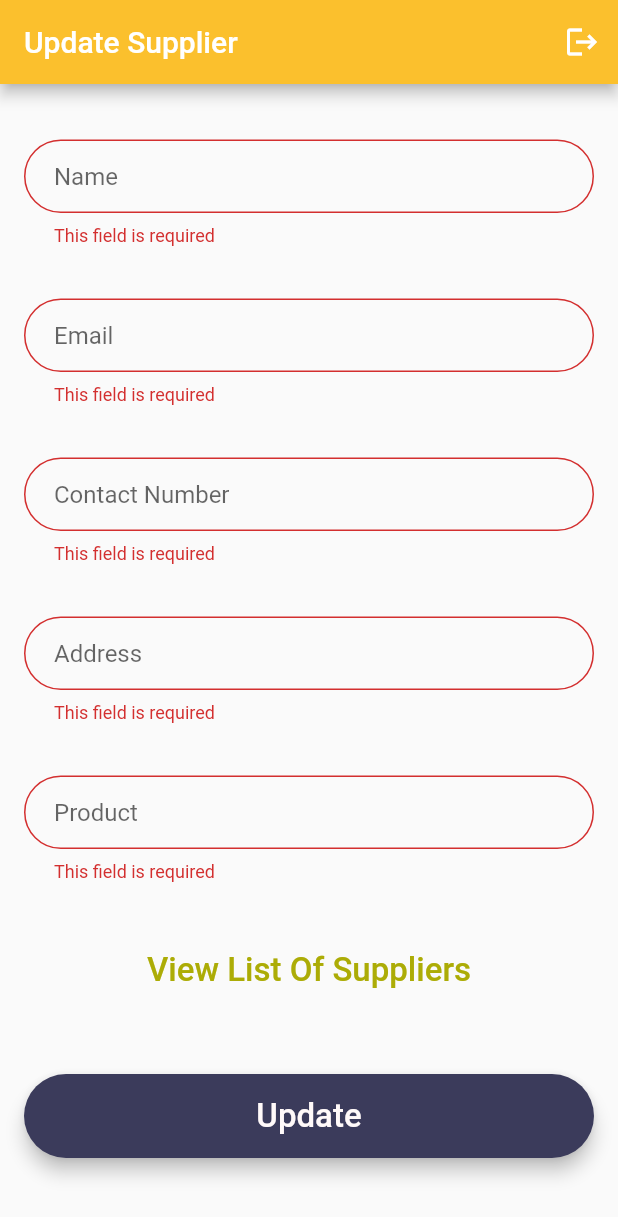
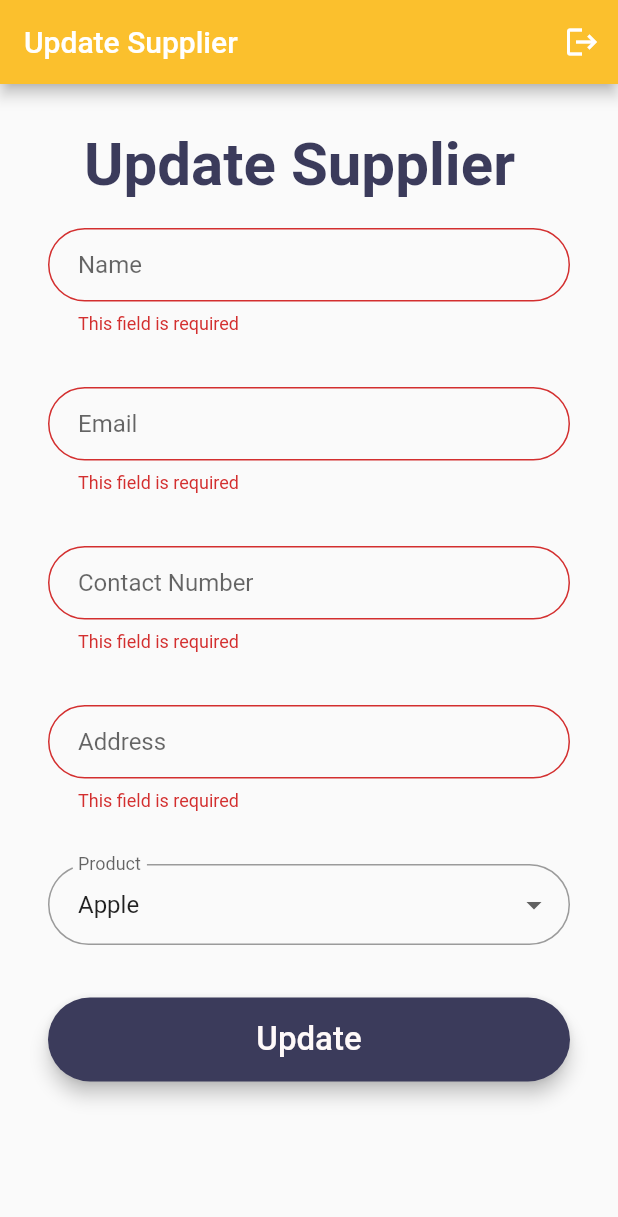
Before and after one commit to ks-nishan/warehouse-app, a Flutter app: the EditPage screen opened directly, after a tap on "Update", on a phone screen of 412 x 824 dp. Shown: the top 1217 px of the screen. Run offline on Flutter 3.47's test engine with Material 2 defaults, Android fonts, the phone set to English and light mode, and no system bars; drawn by our look-alikes of animated_text_kit; our stand-ins replace awesome_dialog, cloud_firestore, firebase_auth, firebase_core, getwidget, google_fonts and 2 more; accounts and stored records are empty; statements that could not run were skipped.

Commit message:
updated scroller anddropdown list

```diff
--- a/lib/models/dropdownoption.dart
+++ /dev/null
@@ -1,6 +0,0 @@
-class DropdownOption {
-  final String value;
-  final String display;
-
-  DropdownOption({required this.value, required this.display});
-}
--- a/lib/screens/editpage.dart
+++ b/lib/screens/editpage.dart
@@ -1,3 +1,4 @@
+import 'package:animated_text_kit/animated_text_kit.dart';
 import 'package:warehouse_app/models/supplier.dart';
 import 'package:warehouse_app/screens/listpage.dart';
 import 'package:flutter/material.dart';
@@ -19,6 +20,8 @@ class EditPage extends StatefulWidget {
 
 class _EditPage extends State<EditPage> {
   final AuthService _auth = new AuthService();
+  final prodctList = <String>['Apple', 'Banana', 'Orange'];
+  String selectedProduct = "Apple";
   final name = TextEditingController();
   final email = TextEditingController();
   final phone = TextEditingController();
@@ -120,19 +123,31 @@ class _EditPage extends State<EditPage> {
             hintText: "Address",
             border:
                 OutlineInputBorder(borderRadius: BorderRadius.circular(32.0))));
-    final productField = TextFormField(
-        controller: product,
-        autofocus: false,
+    final productField = DropdownButtonFormField<String>(
+      value: selectedProduct,
+      onChanged: (String? newValue) {
+        setState(() {
+          selectedProduct = newValue!;
+        });
+      },
       validator: (value) {
-          if (value == null || value.trim().isEmpty) {
-            return 'This field is required';
+        if (value == null || value.isEmpty) {
+          return 'Please select a product';
         }
       },
       decoration: InputDecoration(
         contentPadding: const EdgeInsets.fromLTRB(20.0, 15.0, 20.0, 15.0),
-            hintText: "Product",
-            border:
-                OutlineInputBorder(borderRadius: BorderRadius.circular(32.0))));
+        border: OutlineInputBorder(borderRadius: BorderRadius.circular(32.0)),
+        labelText: 'Product',
+        hintText: 'Please select a product',
+      ),
+      items: prodctList.map((String value) {
+        return DropdownMenuItem(
+          child: Text(value),
+          value: value,
+        );
+      }).toList(),
+    );
     final viewListbutton = TextButton(
         onPressed: () {
           Navigator.pushAndRemoveUntil<dynamic>(
@@ -166,7 +181,7 @@ class _EditPage extends State<EditPage> {
               email: email.text,
               phone: phone.text,
               address: address.text,
-              product: product.text,
+              product: selectedProduct,
               docId: docid.text,
             );
 
@@ -223,9 +238,28 @@ class _EditPage extends State<EditPage> {
             )
           ],
         ),
-      body: Column(
+        body: Container(
+          padding: EdgeInsets.only(top: 30, right: 16, left: 16),
+          child: SingleChildScrollView(
+              child: Column(
             mainAxisAlignment: MainAxisAlignment.center,
             children: [
+              SizedBox(
+                height: 50.0,
+                width: 300.0,
+                child: DefaultTextStyle(
+                  style: const TextStyle(
+                      fontSize: 40.0,
+                      color: Color.fromARGB(255, 59, 59, 91),
+                      fontWeight: FontWeight.bold),
+                  child: AnimatedTextKit(
+                      isRepeatingAnimation: true,
+                      animatedTexts: [
+                        TyperAnimatedText('Update Supplier',
+                            speed: Duration(milliseconds: 100)),
+                      ]),
+                ),
+              ),
               Form(
                 key: _formKey,
                 child: Padding(
@@ -244,8 +278,8 @@ class _EditPage extends State<EditPage> {
                       const SizedBox(height: 35.0),
                       productField,
                       const SizedBox(height: 35.0),
-                  viewListbutton,
-                  const SizedBox(height: 45.0),
+                      // viewListbutton,
+                      // const SizedBox(height: 45.0),
                       SaveButon,
                       const SizedBox(height: 15.0),
                     ],
@@ -253,7 +287,7 @@ class _EditPage extends State<EditPage> {
                 ),
               ),
             ],
-      ),
-    );
+          )),
+        ));
   }
 }
```
Also changed, not shown: lib/screens/addpage.dart (+23 -59 lines), lib/screens/authenticate/register.dart (+0 -13 lines). Lines whose indentation alone changed are shown as unchanged.
